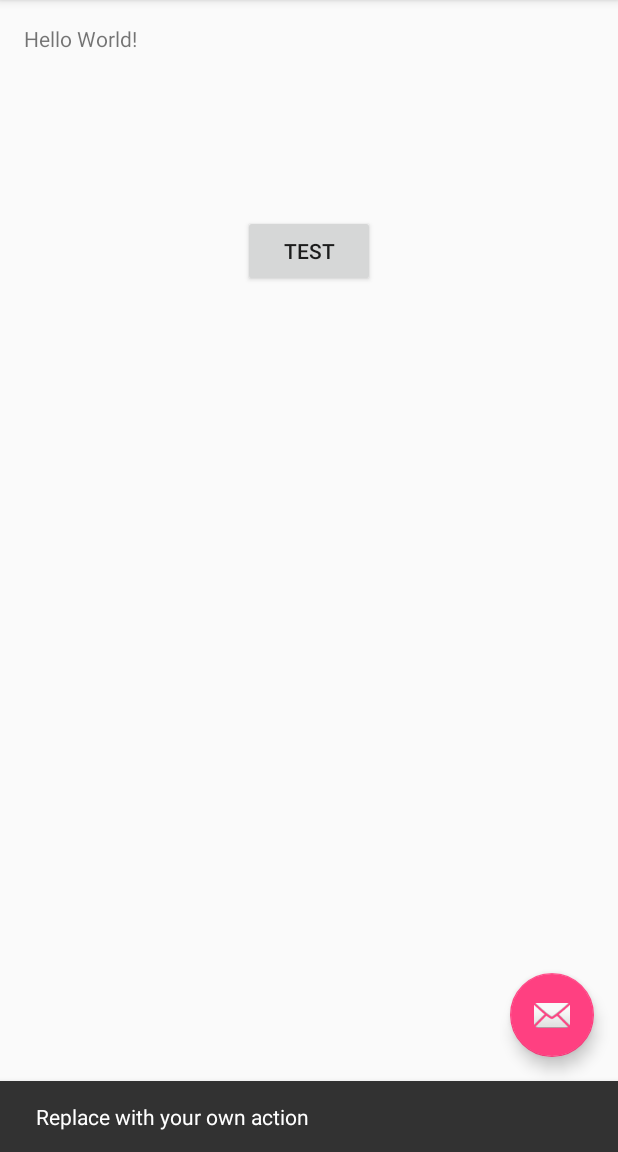
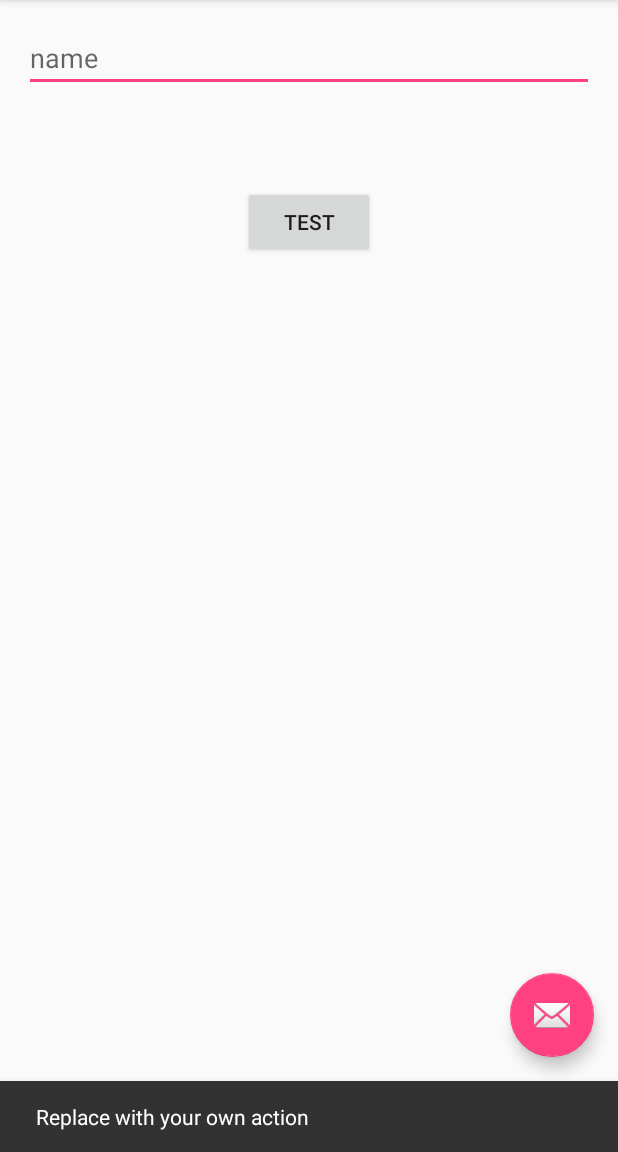
Before and after one commit to AmineNac/JenkinsApp, an Android app: the screen it shows after launch (MainActivity), after a tap on an icon or button, on a phone screen of 412 x 824 dp, the part 84-1236 px from its top. Run offline under Robolectric (Android 15) with nearby library versions, the phone set to English and light mode, and no system bars.

Commit message:
add edittext

```diff
--- a/app/src/main/res/layout/content_main.xml
+++ b/app/src/main/res/layout/content_main.xml
@@ -13,11 +13,13 @@
     tools:context="com.example.medamine.jenkinsapp.MainActivity"
     tools:showIn="@layout/activity_main">
 
-    <TextView
-        android:layout_width="wrap_content"
+
+
+    <EditText
+        android:hint="name"
+        android:layout_width="match_parent"
         android:layout_height="wrap_content"
-        android:text="Hello World!"
-        android:id="@+id/textView" />
+        />
 
     <Button
         android:layout_width="wrap_content"
```
